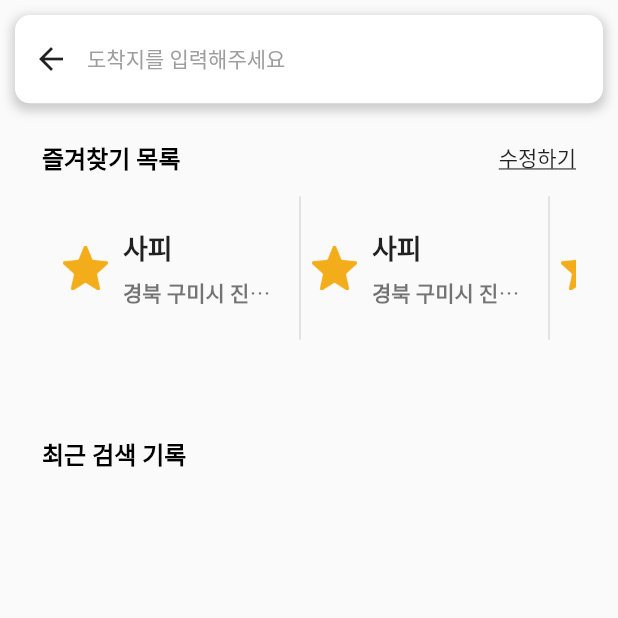
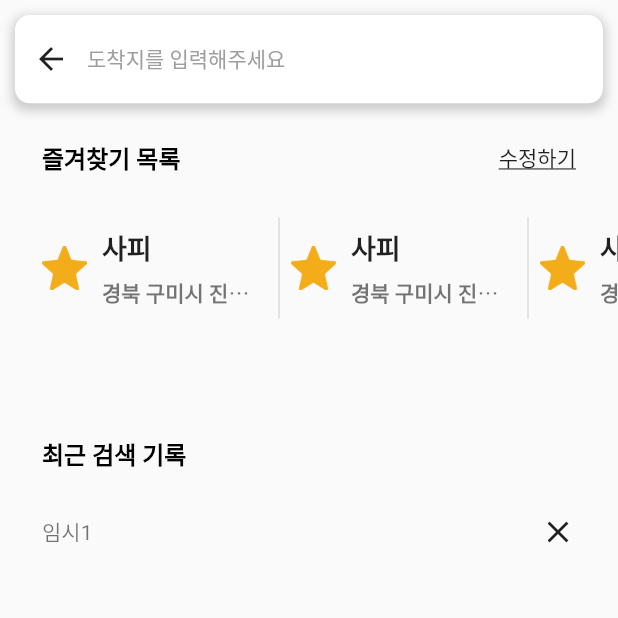
Before and after one commit to hojoJeong/Majoong, a Flutter app: the SearchScreen screen opened directly, after a tap on "최근 검색 기록", on a phone screen of 412 x 824 dp, the top half of it. Run offline on Flutter 3.47's test engine with Material 2 defaults, Android fonts, the phone set to English and light mode, and no system bars; our stand-ins replace dio, flutter_riverpod, flutter_secure_storage, flutter_styled_toast, get_storage, google_maps_flutter and 5 more; missing offline and left inert: flutter_verification_code, kakao_flutter_sdk_user; accounts and stored records are empty; generated files the repository leaves out were written again.

Commit message:
[FEAT] @hojo0423 - 최근검색 구현

```diff
--- a/FE/majoong/lib/main.dart
+++ b/FE/majoong/lib/main.dart
@@ -1,5 +1,6 @@
 import 'package:flutter/material.dart';
 import 'package:flutter_riverpod/flutter_riverpod.dart';
+import 'package:get_storage/get_storage.dart';
 import 'package:kakao_flutter_sdk_user/kakao_flutter_sdk_user.dart';
 import 'package:logger/logger.dart';
 import 'package:majoong/common/const/app_key.dart';
@@ -9,6 +10,7 @@ import 'package:majoong/common/util/provider_logger.dart';
 
 void main() {
   KakaoSdk.init(nativeAppKey: KAKAO_NATIVE_KEY);
+  GetStorage.init();
   runApp(
     ProviderScope(
       observers: [ProviderLogger()],
--- a/FE/majoong/lib/service/local/get_storage.dart
+++ /dev/null
@@ -1,41 +0,0 @@
-import 'package:flutter_riverpod/flutter_riverpod.dart';
-import 'package:get_storage/get_storage.dart';
-import 'package:majoong/common/const/key_value.dart';
-import 'package:majoong/common/util/logger.dart';
-
-final recentKeywordProvider =
-    StateNotifierProvider<RecentKeywordStateNotifier, List<String>>((ref) {
-  final storage = GetStorage();
-  final notifier = RecentKeywordStateNotifier(storage: storage);
-  return notifier;
-});
-
-class RecentKeywordStateNotifier extends StateNotifier<List<String>> {
-  final GetStorage storage;
-
-  RecentKeywordStateNotifier({required this.storage}) : super([]);
-
-  initKeyword() async {
-    state = await storage.read(RECENT_KEYWORD);
-    logger.d('초기 키워드 : ${state.length}');
-  }
-
-  addKeyword(String keyword) async {
-    List<String> keywordList = [];
-    if(storage.hasData(RECENT_KEYWORD)){
-       keywordList = (storage.read(RECENT_KEYWORD) as List<dynamic>).cast<String>();
-    }
-    keywordList.add(keyword);
-    await storage.write(RECENT_KEYWORD, keywordList);
-    state = keywordList;
-    logger.d('키워드 업데이터 : $keyword, ${state.length}');
-  }
-
-  deleteKeyword(String keyword) async {
-    final List<String> keywordList = (storage.read(RECENT_KEYWORD) as List<dynamic>).cast<String>();
-    keywordList.remove(keyword);
-    await storage.write(RECENT_KEYWORD, keywordList);
-    state = keywordList;
-  }
-
-}
--- /dev/null
+++ b/FE/majoong/lib/service/local/recent_keyword_storage.dart
@@ -0,0 +1,59 @@
+import 'package:flutter_riverpod/flutter_riverpod.dart';
+import 'package:get_storage/get_storage.dart';
+import 'package:majoong/common/const/key_value.dart';
+import 'package:majoong/common/util/logger.dart';
+import 'package:majoong/model/response/base_response.dart';
+
+final recentKeywordProvider =
+    StateNotifierProvider<RecentKeywordStateNotifier, BaseResponseState>((ref) {
+  final storage = GetStorage();
+  final notifier = RecentKeywordStateNotifier(storage: storage);
+  return notifier;
+});
+
+class RecentKeywordStateNotifier extends StateNotifier<BaseResponseState> {
+  final GetStorage storage;
+
+  RecentKeywordStateNotifier({required this.storage})
+      : super(BaseResponseLoading()) {
+      initKeyword();
+  }
+
+  initKeyword() async {
+    List<String> keywordList = [];
+    logger.d('init keyword : $state, length : ${keywordList.length}');
+    if (storage.hasData(RECENT_KEYWORD)) {
+      keywordList =
+          (storage.read(RECENT_KEYWORD) as List<dynamic>).cast<String>();
+      logger.d('init keyword : $state');
+    }
+    state = BaseResponse(status: 200, message: '', data: keywordList);
+    logger.d('init keyword : $state, length : ${keywordList.length}');
+  }
+
+  addKeyword(String keyword) async {
+    List<String> keywordList = [];
+    if (storage.hasData(RECENT_KEYWORD)) {
+      keywordList =
+          (storage.read(RECENT_KEYWORD) as List<dynamic>).cast<String>();
+    }
+    if (keywordList.contains(keyword)) {
+      keywordList.remove(keyword);
+    }
+    keywordList.insert(0, keyword);
+    if (keywordList.length >= 11) {
+      keywordList.removeAt(10);
+    }
+    await storage.write(RECENT_KEYWORD, keywordList);
+    state = BaseResponse(status: 200, message: '', data: keywordList);
+    logger.d('키워드 업데이트 : $keyword');
+  }
+
+  deleteKeyword(String keyword) async {
+    final List<String> keywordList =
+        (storage.read(RECENT_KEYWORD) as List<dynamic>).cast<String>();
+    keywordList.remove(keyword);
+    await storage.write(RECENT_KEYWORD, keywordList);
+    state = BaseResponse(status: 200, message: '', data: keywordList);
+  }
+}
--- /dev/null
+++ b/FE/majoong/lib/view/search/recent_keyword_widget.dart
@@ -0,0 +1,35 @@
+import 'package:flutter/material.dart';
+import 'package:flutter_riverpod/flutter_riverpod.dart';
+import 'package:majoong/common/util/logger.dart';
+import 'package:majoong/service/local/recent_keyword_storage.dart';
+
+class RecentKeywordWidget extends ConsumerWidget {
+  final String keyword;
+
+  const RecentKeywordWidget({Key? key, required this.keyword})
+      : super(key: key);
+
+  @override
+  Widget build(BuildContext context, WidgetRef ref) {
+    return Row(
+      mainAxisAlignment: MainAxisAlignment.spaceBetween,
+      children: [
+        GestureDetector(
+          onTap: (){
+            logger.d('keyword : $keyword');
+          },
+          child: Text(
+            keyword,
+            style: TextStyle(fontSize: 14, color: Colors.black54),
+          ),
+        ),
+        GestureDetector(
+          onTap: (){
+            logger.d('검색 기록 삭제 : $keyword');
+            ref.read(recentKeywordProvider.notifier).deleteKeyword(keyword);
+          },
+            child: Icon(Icons.clear)),
+      ],
+    );
+  }
+}
--- a/FE/majoong/lib/view/search/search_screen.dart
+++ b/FE/majoong/lib/view/search/search_screen.dart
@@ -7,9 +7,10 @@ import 'package:majoong/common/layout/loading_layout.dart';
 import 'package:majoong/common/util/logger.dart';
 import 'package:majoong/model/response/base_response.dart';
 import 'package:majoong/model/response/favorite/favorite_response_dto.dart';
-import 'package:majoong/service/local/get_storage.dart';
+import 'package:majoong/service/local/recent_keyword_storage.dart';
 import 'package:majoong/view/favorite/favorite_screen.dart';
 import 'package:majoong/view/search/favorite_widget.dart';
+import 'package:majoong/view/search/recent_keyword_widget.dart';
 import 'package:majoong/viewmodel/favorite/favorite_list_provider.dart';
 
 class SearchScreen extends ConsumerWidget {
@@ -19,7 +20,9 @@ class SearchScreen extends ConsumerWidget {
   @override
   Widget build(BuildContext context, WidgetRef ref) {
     // final favoriteListState = ref.watch(favoriteListStateProvider);
-    // final recentKeywordListState = ref.watch(recentKeywordProvider);
+    final recentKeywordListState = ref.watch(recentKeywordProvider);
+
+
     ///임시 데이터
     final List<FavoriteResponseDto> favoriteListState = [
       FavoriteResponseDto(
@@ -31,12 +34,10 @@ class SearchScreen extends ConsumerWidget {
       FavoriteResponseDto(
           favoriteId: 1, locationName: '사피', address: '경북 구미시 진평5길 23'),
     ];
-    final recentKeywordListState = ['임시'];
-    // if (favoriteListState is BaseResponse) {
+    // if (favoriteListState is BaseResponse && recentKeywordListState is BaseResponse) {
+    if (recentKeywordListState is BaseResponse) {
       return Scaffold(
           body: SafeArea(
-      child: SingleChildScrollView(
-        child: Center(
             child: Column(
         children: [
             Container(
@@ -68,8 +69,7 @@ class SearchScreen extends ConsumerWidget {
                     child: TextField(
                       decoration: InputDecoration(
                         hintText: '도착지를 입력해주세요',
-                          hintStyle:
-                              TextStyle(color: Colors.grey, fontSize: 14),
+                        hintStyle: TextStyle(color: Colors.grey, fontSize: 14),
                         enabledBorder:
                             UnderlineInputBorder(borderSide: BorderSide.none),
                         focusedBorder:
@@ -80,14 +80,13 @@ class SearchScreen extends ConsumerWidget {
                 ],
               ),
             ),
+
             SizedBox(
               height: BASE_MARGIN_CONTENTS_TO_CONTENTS,
             ),
             Padding(
-                padding: EdgeInsets.symmetric(horizontal: BASE_PADDING),
-                child: Column(
-                  children: [
-                    Row(
+              padding: const EdgeInsets.symmetric(horizontal: BASE_PADDING),
+              child: Row(
                 mainAxisAlignment: MainAxisAlignment.spaceBetween,
                 children: [
                   Text(
@@ -115,17 +114,20 @@ class SearchScreen extends ConsumerWidget {
                   ),
                 ],
               ),
+            ),
             favoriteListView(favoriteListState, context),
             // Expanded(child: makeFavoriteList(favoriteListState.data))
 
             SizedBox(
               height: 50,
             ),
-                    Row(
+            Padding(
+              padding: const EdgeInsets.symmetric(horizontal: BASE_PADDING),
+              child: Row(
                 children: [
                   GestureDetector(
-                          onTap : (){
-                            ref.read(recentKeywordProvider.notifier).addKeyword('임시');
+                    onTap: () {
+                      ref.read(recentKeywordProvider.notifier).addKeyword('임시1');
                     },
                     child: Text(
                       '최근 검색 기록',
@@ -138,18 +140,16 @@ class SearchScreen extends ConsumerWidget {
                   ),
                 ],
               ),
-                    recentKeywordListView(recentKeywordListState, context),
+            ),
+            recentKeywordListView(
+                (recentKeywordListState.data as List<dynamic>).cast<String>())
         ],
       ),
-              )
-            ],
-          ),
-        ),
-      ),
           ));
-    // } else {
-    //   return const LoadingLayout();
-    // }
+    } else {
+      logger.d(recentKeywordListState);
+      return const LoadingLayout();
+    }
   }
 
   Widget favoriteListView(
@@ -166,7 +166,7 @@ class SearchScreen extends ConsumerWidget {
         child: ListView.separated(
           scrollDirection: Axis.horizontal,
           itemCount: favoriteList.length,
-          padding: EdgeInsets.all(BASE_MARGIN_CONTENTS_TO_CONTENTS),
+          padding: EdgeInsets.all(BASE_PADDING),
           itemBuilder: (context, index) {
             logger.d(
                 'favorite item : ${favoriteList[index].locationName}, ${favoriteList[index].address}');
@@ -182,9 +182,8 @@ class SearchScreen extends ConsumerWidget {
     }
   }
 
-  Widget recentKeywordListView(
-      List<String> recentKeywordList, BuildContext context) {
-    logger.d('recentKeywordLength : ${recentKeywordList.length}');
+  Widget recentKeywordListView(List<String> recentKeywordList) {
+    logger.d('키워드 recentKeywordLength : ${recentKeywordList.length}');
     if (recentKeywordList.isEmpty) {
       return Padding(
         padding: const EdgeInsets.symmetric(
@@ -192,38 +191,21 @@ class SearchScreen extends ConsumerWidget {
         child: Text('검색 기록이 없습니다'),
       );
     } else {
-      return Container(
-        height: MediaQuery.of(context).size.height,
+      return Expanded(
         child: ListView.separated(
           shrinkWrap: true,
           scrollDirection: Axis.vertical,
           itemCount: recentKeywordList.length,
-          padding: EdgeInsets.all(BASE_MARGIN_CONTENTS_TO_CONTENTS),
+          padding: EdgeInsets.all(BASE_PADDING),
           itemBuilder: (context, index) {
-            logger.d('키워드 : ${recentKeywordList[index]}');
-            Container(
-                height: 100,
-                child: Row(
-                  mainAxisAlignment: MainAxisAlignment.spaceBetween,
-                  children: [
-                    GestureDetector(
-                        onTap: () {
-                          //TODO 검색
-                          logger.d(recentKeywordList[index]);
+            final keyword = recentKeywordList[index];
+            return RecentKeywordWidget(keyword: keyword);
           },
-                        child: Text(recentKeywordList[index])),
-                    GestureDetector(
-                      onTap: (){
-                        //TODO 삭제
-                        logger.d('delete keyword');
-                      },
-                      child: Icon(Icons.clear),
-                    )
-                  ],
-                ));
-          },
-          separatorBuilder: (context, index) => Divider(
+          separatorBuilder: (context, index) => Padding(
+            padding: const EdgeInsets.symmetric(vertical: 10),
+            child: Divider(
               thickness: 1,
+            ),
           ),
         ),
       );
```
Also changed, not shown: FE/majoong/pubspec.yaml (line endings or trailing spaces). Lines whose indentation alone changed are shown as unchanged.
